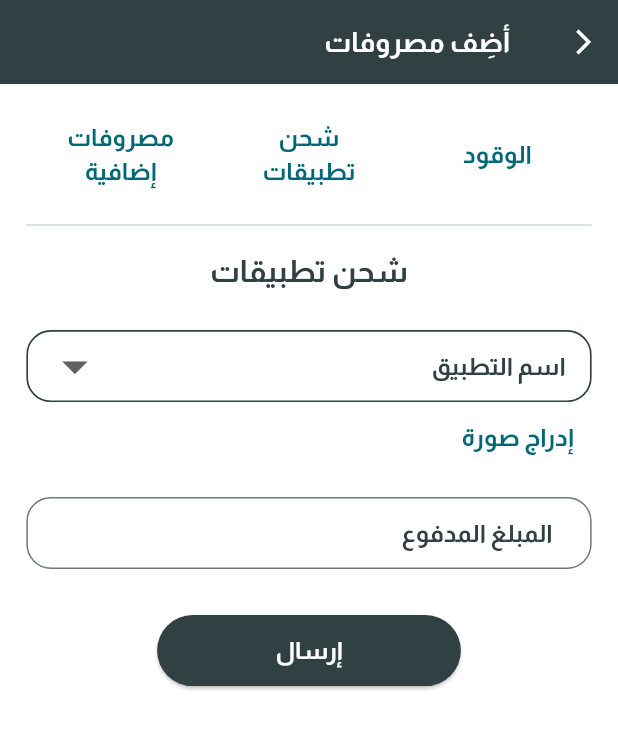
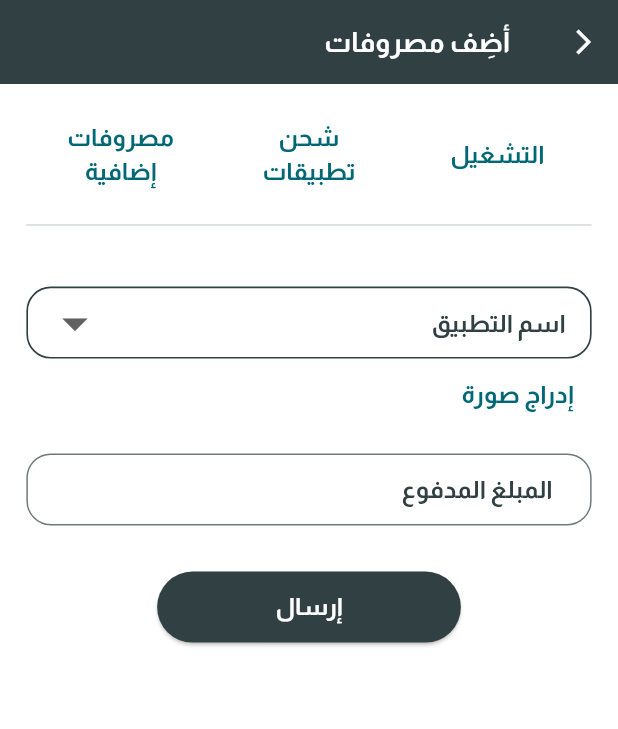
Before and after one commit to deepDash1a/commuter, a Flutter app: the AddExpenses screen opened directly, after a tap on "إرسال", after a tap on "شحن تطبيقات", on a phone screen of 412 x 824 dp. Shown: the top 729 px of the screen. Run offline on Flutter 3.47's test engine with Material 3 defaults, Android fonts, the phone set to English and light mode, and no system bars; our stand-ins replace dio, equatable, flutter_bloc, flutter_screenutil, geocoding, geolocator and 5 more; accounts and stored records are empty; network calls fail; statements that could not run were skipped.

Commit message:
ta3dilat el bashmohands

```diff
--- a/lib/features/authentication/ui/login/widgets/login_form.dart
+++ b/lib/features/authentication/ui/login/widgets/login_form.dart
@@ -28,6 +28,10 @@ class LoginForm extends StatelessWidget {
             text: 'تم تسجيل الدخول بنجاح',
             color: ColorsManager.green,
           );
+
+          context.read<AuthenticationAppCubit>().loginEmailController.clear();
+          context.read<AuthenticationAppCubit>().loginPasswordController.clear();
+          context.read<AuthenticationAppCubit>().loginIsRemembered = false;
           if (SharedPrefService.getData(key: SharedPrefKeys.captainStatus) ==
               'تم الموافقة') {
             context.pushReplacementNamed(Routes.captainDashBoardScreen);
--- a/lib/features/authentication/ui/waiting/waiting.dart
+++ b/lib/features/authentication/ui/waiting/waiting.dart
@@ -1,5 +1,7 @@
 import 'package:commuter/core/routing/routes.dart';
 import 'package:commuter/core/shared/extensions/nav_extension.dart';
+import 'package:commuter/core/shared/logic/shared_pref.dart';
+import 'package:commuter/core/shared/logic/shared_pref_keys.dart';
 import 'package:commuter/core/shared/widgets/custom_text_button.dart';
 import 'package:commuter/core/shared/widgets/texts.dart';
 import 'package:commuter/core/theme/colors/colors.dart';
@@ -55,6 +57,7 @@ class _WaitingScreenState extends State<WaitingScreen> {
               CustomTextButton(
                 text: 'تسجيل الخروج',
                 function: () {
+                  SharedPrefService.removeData(key: SharedPrefKeys.token);
                   context.pushNamedAndRemoveUntil(
                     Routes.loginScreen,
                     predicate: (Route<dynamic> route) => false,
--- a/lib/features/captain/logic/cubit.dart
+++ b/lib/features/captain/logic/cubit.dart
@@ -15,7 +15,7 @@ import 'package:commuter/features/captain/data/captain_shift/control_shift_time_
 import 'package:commuter/features/captain/data/captain_shift/daily_report.dart';
 import 'package:commuter/features/captain/data/captain_shift/end_shift_model.dart';
 import 'package:commuter/features/captain/data/captain_shift/new_shift_model.dart';
-import 'package:commuter/features/captain/data/captain_shift/perosnal_model.dart';
+import 'package:commuter/features/captain/data/captain_shift/personal_model.dart';
 import 'package:commuter/features/captain/data/captain_shift/place_details_model.dart';
 import 'package:commuter/features/captain/data/captain_shift/places_suggestion.dart';
 import 'package:commuter/features/captain/data/captain_shift/report_filter.dart';
@@ -130,7 +130,6 @@ class CaptainAppCubit extends Cubit<CaptainAppStates> {
 
   /// TODO: SHIFT SECTION
   // New Shift Logic Section ==> new shift
-  var newShiftFormKey = GlobalKey<FormState>();
   bool getAllCarsLoading = false;
   GetAllCarTypesModel? getAllCarTypesModel;
   int? selectedCarTypeValue;
@@ -199,7 +198,6 @@ class CaptainAppCubit extends Cubit<CaptainAppStates> {
           key: SharedPrefKeys.shiftId, value: newShiftModel!.shiftId);
       emit(SuccessStartNewShiftCaptainAppState(newShiftModel: newShiftModel!));
     } on ServerException catch (error) {
-      print(error);
       emit(
         ErrorStartNewShiftCaptainAppState(
           error: error.errorModel.errorMessage,
@@ -370,7 +368,6 @@ class CaptainAppCubit extends Cubit<CaptainAppStates> {
   }
 
   //add out side trip revenue
-  var revenueOutsideFormKey = GlobalKey<FormState>();
   var revenueOutsideTripNumController = TextEditingController();
   var revenueOutsidePaymentValueController = TextEditingController();
 
@@ -407,7 +404,6 @@ class CaptainAppCubit extends Cubit<CaptainAppStates> {
   }
 
   // Add applications revenue
-  var revenueAppFormKey = GlobalKey<FormState>();
   List<DropdownMenuItem<String>> revenueAppNameList = [
     const DropdownMenuItem(
       value: 'أوبر',
@@ -486,7 +482,6 @@ class CaptainAppCubit extends Cubit<CaptainAppStates> {
   /// TODO: SHIFT => EXPENSES SECTION
   // additional expenses
   int addExpensesNavAppBar = 0;
-  var anotherExpensesFormKey = GlobalKey<FormState>();
   var expensesItemTypeController = TextEditingController();
   var expensesPaidCostController = TextEditingController();
   XFile? expensesAnotherImage;
@@ -529,7 +524,6 @@ class CaptainAppCubit extends Cubit<CaptainAppStates> {
   }
 
   // applications charging expenses
-  var expensesAppChargeFormKey = GlobalKey<FormState>();
   List<DropdownMenuItem<String>> expensesAppChargeNameList = [
     const DropdownMenuItem(
       value: 'أوبر',
@@ -597,7 +591,6 @@ class CaptainAppCubit extends Cubit<CaptainAppStates> {
   }
 
   // Gaz expenses
-  var expensesGazFormKey = GlobalKey<FormState>();
   List<DropdownMenuItem<String>> expensesGazList = [
     const DropdownMenuItem(
       value: 'البنزين',
@@ -665,7 +658,6 @@ class CaptainAppCubit extends Cubit<CaptainAppStates> {
   }
 
   /// TODO: SHIFT => SUPPLIES SECTION
-  var supplyFormKey = GlobalKey<FormState>();
   var supplierNameController = TextEditingController();
   var suppliedAmountCostController = TextEditingController();
   List<DropdownMenuItem<String>> supplyMethodList = [
@@ -743,7 +735,6 @@ class CaptainAppCubit extends Cubit<CaptainAppStates> {
   }
 
   /// TODO: SHIFT => NOTES SECTION
-  var noteShiftFormKey = GlobalKey<FormState>();
   var writeNoteController = TextEditingController();
 
   sendNote() async {
@@ -774,7 +765,6 @@ class CaptainAppCubit extends Cubit<CaptainAppStates> {
   }
 
   /// TODO: SHIFT => END SHIFT SECTION
-  var endShiftFormKey = GlobalKey<FormState>();
   var endShiftCarMeterController = TextEditingController();
   XFile? endShiftCarMeterImage;
   EndShiftModel? endShiftModel;
@@ -817,15 +807,12 @@ class CaptainAppCubit extends Cubit<CaptainAppStates> {
   Future<List<dynamic>> getSuggestions(String place) async {
     try {
       Response response = await apiConsumer.get(
-        // 'https://maps.googleapis.com/maps/api/place/autocomplete/json',
         'https://maps.googleapis.com/maps/api/place/textsearch/json',
-        // 'https://maps.googleapis.com/maps/api/place/nearbysearch/json',
         queryParameters: {
           'query': place,
           'type': 'address',
           'components': 'country:eg',
           'key': 'AIzaSyBtpz1PYwlJoXX_OC4Mpi9-h4mDzyPZGvM',
-          // 'sessiontoken': sessionToken,
         },
       );
       return response.data['results']
@@ -894,7 +881,6 @@ class CaptainAppCubit extends Cubit<CaptainAppStates> {
 
   /// TODO:  Reports Logic Section
   bool isDailyReport = true;
-  var monthlyReportFromKey = GlobalKey<FormState>();
   var startMonthlyDateController = TextEditingController();
   var endMonthlyDateController = TextEditingController();
 
@@ -1020,7 +1006,6 @@ class CaptainAppCubit extends Cubit<CaptainAppStates> {
     }
   }
 
-
   getSummaryRevenue() async {
     emit(LoadingGetSummaryRevenueAppState());
 
@@ -1104,7 +1089,6 @@ class CaptainAppCubit extends Cubit<CaptainAppStates> {
   }
 
   /// TODO: Personal Details Logic Section
-  var personalFormKey = GlobalKey<FormState>();
   XFile? personalImage;
   PersonalModel? personalModel;
   var personalFirstNameController = TextEditingController();
--- a/lib/features/captain/logic/states.dart
+++ b/lib/features/captain/logic/states.dart
@@ -1,7 +1,7 @@
 import 'package:commuter/features/captain/data/captain_shift/control_shift_time_model.dart';
 import 'package:commuter/features/captain/data/captain_shift/end_shift_model.dart';
 import 'package:commuter/features/captain/data/captain_shift/new_shift_model.dart';
-import 'package:commuter/features/captain/data/captain_shift/perosnal_model.dart';
+import 'package:commuter/features/captain/data/captain_shift/personal_model.dart';
 import 'package:commuter/features/captain/data/captain_shift/place_details_model.dart';
 
 abstract class CaptainAppStates {}
--- a/lib/features/captain/ui/widgets/drawer_items.dart
+++ b/lib/features/captain/ui/widgets/drawer_items.dart
@@ -83,7 +83,7 @@ class DrawerItems extends StatelessWidget {
         function: () {
           context.pop();
           Navigator.push(context,
-              MaterialPageRoute(builder: (context) => const PersonalDetails()));
+              MaterialPageRoute(builder: (context) => PersonalDetails()));
         },
         icon: ImagesManager.person,
         text: 'الصفحة الشخصية',
--- a/lib/features/captain/ui/widgets/drawer_widgets/about_us/about_us.dart
+++ b/lib/features/captain/ui/widgets/drawer_widgets/about_us/about_us.dart
@@ -86,7 +86,7 @@ class AboutUs extends StatelessWidget {
                 SizedBox(height: 10.00.h),
                 ExpansionTile(
                   title: const BoldText18dark(
-                    text: 'ما هي التعليمات/التنبيهات للشهر ؟',
+                    text: 'ما هي التعليمات/التنبيهات للشيفت الشهري ؟',
                   ),
                   backgroundColor: ColorsManager.offWhite,
                   children: [
--- a/lib/features/captain/ui/widgets/drawer_widgets/captain_shift/expenses_shift/add_expenses.dart
+++ b/lib/features/captain/ui/widgets/drawer_widgets/captain_shift/expenses_shift/add_expenses.dart
@@ -54,7 +54,7 @@ class AddExpenses extends StatelessWidget {
                     children: [
                       Expanded(
                         child: CustomTextButton(
-                          text: 'الوقود',
+                          text: 'التشغيل',
                           function: () {
                             cubit.changeAddExpenses(0);
                           },
@@ -89,11 +89,9 @@ class AddExpenses extends StatelessWidget {
                   SizedBox(
                     height: 15.00.h,
                   ),
-                  if (cubit.addExpensesNavAppBar == 0) const ExpensesGaz(),
-                  if (cubit.addExpensesNavAppBar == 1)
-                    const ExpensesAppCharging(),
-                  if (cubit.addExpensesNavAppBar == 2)
-                    const AdditionalExpenses(),
+                  if (cubit.addExpensesNavAppBar == 0) ExpensesGaz(),
+                  if (cubit.addExpensesNavAppBar == 1) ExpensesAppCharging(),
+                  if (cubit.addExpensesNavAppBar == 2) AdditionalExpenses(),
                 ],
               ),
             ),
@@ -104,10 +102,13 @@ class AddExpenses extends StatelessWidget {
   }
 }
 
+// ignore: must_be_immutable
 class ExpensesGaz extends StatelessWidget {
-  const ExpensesGaz({
+  ExpensesGaz({
     super.key,
   });
+
+  var expensesGazFormKey = GlobalKey<FormState>();
 
   @override
   Widget build(BuildContext context) {
@@ -139,15 +140,10 @@ class ExpensesGaz extends StatelessWidget {
       builder: (context, state) {
         var cubit = context.read<CaptainAppCubit>();
         return Form(
-          key: cubit.expensesGazFormKey,
+          key: expensesGazFormKey,
           child: Column(
             crossAxisAlignment: CrossAxisAlignment.start,
             children: [
-              const Center(
-                child: BoldText20dark(
-                  text: 'الوقود',
-                ),
-              ),
               SizedBox(
                 height: 25.00.h,
               ),
@@ -273,8 +269,7 @@ class ExpensesGaz extends StatelessWidget {
                       child: CustomButton(
                         text: 'إرسال',
                         onPressed: () {
-                          if (cubit.expensesGazFormKey.currentState!
-                              .validate()) {
+                          if (expensesGazFormKey.currentState!.validate()) {
                             cubit.addExpensesFuel();
                           }
                         },
@@ -288,10 +283,13 @@ class ExpensesGaz extends StatelessWidget {
   }
 }
 
+// ignore: must_be_immutable
 class ExpensesAppCharging extends StatelessWidget {
-  const ExpensesAppCharging({
+  ExpensesAppCharging({
     super.key,
   });
+
+  var expensesAppChargeFormKey = GlobalKey<FormState>();
 
   @override
   Widget build(BuildContext context) {
@@ -322,15 +320,10 @@ class ExpensesAppCharging extends StatelessWidget {
         var cubit = context.read<CaptainAppCubit>();
 
         return Form(
-          key: cubit.expensesAppChargeFormKey,
+          key: expensesAppChargeFormKey,
           child: Column(
             crossAxisAlignment: CrossAxisAlignment.start,
             children: [
-              const Center(
-                child: BoldText20dark(
-                  text: 'شحن تطبيقات',
-                ),
-              ),
               SizedBox(
                 height: 25.00.h,
               ),
@@ -454,7 +447,7 @@ class ExpensesAppCharging extends StatelessWidget {
                       child: CustomButton(
                         text: 'إرسال',
                         onPressed: () {
-                          if (cubit.expensesAppChargeFormKey.currentState!
+                          if (expensesAppChargeFormKey.currentState!
                               .validate()) {
                             if (cubit.expensesAppChargeImage == null) {
                               customSnackBar(
@@ -477,10 +470,13 @@ class ExpensesAppCharging extends StatelessWidget {
   }
 }
 
+// ignore: must_be_immutable
 class AdditionalExpenses extends StatelessWidget {
-  const AdditionalExpenses({
+  AdditionalExpenses({
     super.key,
   });
+
+  var anotherExpensesFormKey = GlobalKey<FormState>();
 
   @override
   Widget build(BuildContext context) {
@@ -509,15 +505,10 @@ class AdditionalExpenses extends StatelessWidget {
       builder: (context, state) {
         var cubit = context.read<CaptainAppCubit>();
         return Form(
-          key: cubit.anotherExpensesFormKey,
+          key: anotherExpensesFormKey,
           child: Column(
             crossAxisAlignment: CrossAxisAlignment.start,
             children: [
-              const Center(
-                child: BoldText20dark(
-                  text: 'مصروفات إضافية',
-                ),
-              ),
               SizedBox(
                 height: 25.00.h,
               ),
@@ -644,8 +635,7 @@ class AdditionalExpenses extends StatelessWidget {
                       child: CustomButton(
                         text: 'إرسال',
                         onPressed: () {
-                          if (cubit.anotherExpensesFormKey.currentState!
-                              .validate()) {
+                          if (anotherExpensesFormKey.currentState!.validate()) {
                             if (cubit.expensesAnotherImage == null) {
                               customSnackBar(
                                 context: context,
```
Also changed, not shown: lib/core/shared/logic/location_helper.dart (+12 -1 lines), lib/features/authentication/ui/register/widgets/register_form.dart (+107 -21 lines), lib/features/captain/ui/widgets/drawer_widgets/captain_reports/captain_reports.dart (+6 -7 lines), lib/features/captain/ui/widgets/drawer_widgets/captain_shift/captain_shift.dart (+6 -6 lines), lib/features/captain/ui/widgets/drawer_widgets/captain_shift/end_shift/end_shift.dart (+6 -3 lines), lib/features/captain/ui/widgets/drawer_widgets/captain_shift/new_shift/new_shift.dart (+6 -3 lines), lib/features/captain/ui/widgets/drawer_widgets/captain_shift/note_shift/note_shift.dart (+6 -3 lines), lib/features/captain/ui/widgets/drawer_widgets/captain_shift/revenue_shift/add_revenue.dart (+14 -21 lines), lib/features/captain/ui/widgets/drawer_widgets/captain_shift/supply_shift/supply_shift.dart (+6 -3 lines), lib/features/captain/ui/widgets/drawer_widgets/personal_details/personal_details.dart (+11 -4 lines), lib/features/captain/data/captain_shift/personal_model.dart (renamed from lib/features/captain/data/captain_shift/perosnal_model.dart).
